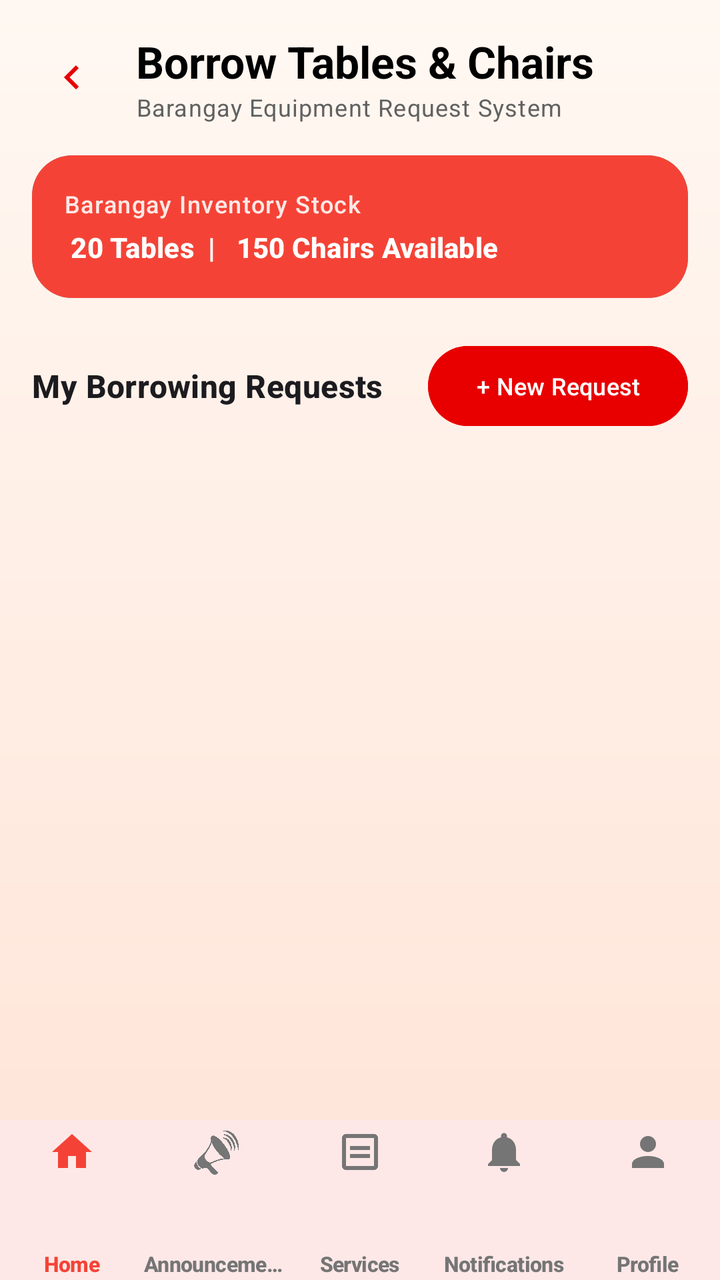
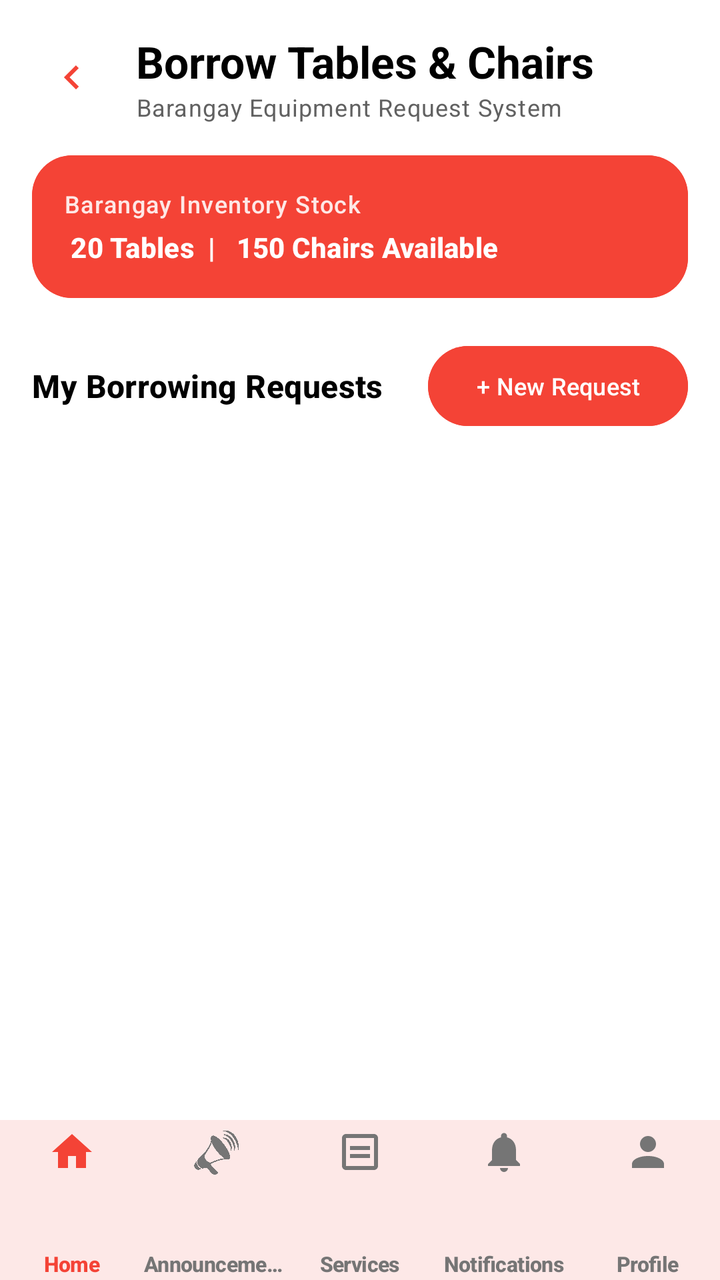

The first picture is an Android layout as it rendered before a commit; the second is the same layout after the commit. The layout source and the unified diff follow.
<!-- AndroidManifest.xml: application theme Theme.IServeKo -->
<!-- res/layout/activity_borrow_resident.xml -->
<?xml version="1.0" encoding="utf-8"?>
<androidx.coordinatorlayout.widget.CoordinatorLayout xmlns:android="http://schemas.android.com/apk/res/android"
    xmlns:app="http://schemas.android.com/apk/res-auto"
    xmlns:tools="http://schemas.android.com/tools"
    android:id="@+id/main"
    android:layout_width="match_parent"
    android:layout_height="match_parent"
    android:background="@drawable/designbrg_v2"
    tools:context=".BorrowResidentActivity">

    <com.google.android.material.appbar.AppBarLayout
        android:layout_width="match_parent"
        android:layout_height="wrap_content"
        android:background="@android:color/transparent"
        app:elevation="0dp"
        app:liftOnScroll="false">

        <RelativeLayout
            android:layout_width="match_parent"
            android:layout_height="wrap_content"
            android:padding="16dp">

            <ImageView
                android:id="@+id/btnBack"
                android:layout_width="40dp"
                android:layout_height="40dp"
                android:layout_centerVertical="true"
                android:background="?attr/selectableItemBackgroundBorderless"
                android:clickable="true"
                android:contentDescription="@string/back_label"
                android:focusable="true"
                android:padding="8dp"
                android:rotation="180"
                app:srcCompat="@drawable/ic_arrow_next"
                app:tint="#E80000" />

            <LinearLayout
                android:layout_width="wrap_content"
                android:layout_height="wrap_content"
                android:layout_centerVertical="true"
                android:layout_marginStart="12dp"
                android:layout_toEndOf="@id/btnBack"
                android:orientation="vertical">

                <TextView
                    android:layout_width="wrap_content"
                    android:layout_height="wrap_content"
                    android:text="Borrow Tables &amp; Chairs"
                    android:textAppearance="@style/TextAppearance.Material3.TitleLarge"
                    android:textColor="@color/black"
                    android:textStyle="bold" />

                <TextView
                    android:layout_width="wrap_content"
                    android:layout_height="wrap_content"
                    android:text="Barangay Equipment Request System"
                    android:textAppearance="@style/TextAppearance.Material3.BodySmall"
                    android:textColor="@color/onSurfaceVariant" />
            </LinearLayout>

        </RelativeLayout>

    </com.google.android.material.appbar.AppBarLayout>

    <LinearLayout
        android:layout_width="match_parent"
        android:layout_height="match_parent"
        android:orientation="vertical"
        app:layout_behavior="@string/appbar_scrolling_view_behavior">

        
        <com.google.android.material.card.MaterialCardView
            style="?attr/materialCardViewFilledStyle"
            android:layout_width="match_parent"
            android:layout_height="wrap_content"
            android:layout_marginHorizontal="16dp"
            android:layout_marginBottom="12dp"
            app:cardBackgroundColor="#00CFEF"
            app:cardCornerRadius="20dp"
            app:strokeWidth="0dp">

            <LinearLayout
                android:layout_width="match_parent"
                android:layout_height="wrap_content"
                android:background="#F44336"
                android:gravity="center_vertical"
                android:orientation="horizontal"
                android:padding="16dp">

                <LinearLayout
                    android:layout_width="0dp"
                    android:layout_height="wrap_content"
                    android:layout_weight="1"
                    android:orientation="vertical">

                    <TextView
                        android:layout_width="wrap_content"
                        android:layout_height="wrap_content"
                        android:text="Barangay Inventory Stock"
                        android:textAppearance="@style/TextAppearance.Material3.LabelMedium"
                        android:textColor="#E0FFFFFF" />

                    <TextView
                        android:id="@+id/txtInventoryStatus"
                        android:layout_width="wrap_content"
                        android:layout_height="wrap_content"
                        android:layout_marginTop="4dp"
                        android:text=" 20 Tables  |   150 Chairs Available"
                        android:textAppearance="@style/TextAppearance.Material3.TitleSmall"
                        android:textColor="@color/white"
                        android:textStyle="bold" />
                </LinearLayout>

            </LinearLayout>

        </com.google.android.material.card.MaterialCardView>

        <RelativeLayout
            android:layout_width="match_parent"
            android:layout_height="wrap_content"
            android:paddingHorizontal="16dp"
            android:paddingVertical="8dp">

            <TextView
                android:layout_width="wrap_content"
                android:layout_height="wrap_content"
                android:layout_centerVertical="true"
                android:text="My Borrowing Requests"
                android:textAppearance="@style/TextAppearance.Material3.TitleMedium"
                android:textColor="@color/onSurface"
                android:textStyle="bold" />

            <com.google.android.material.button.MaterialButton
                android:id="@+id/btnNewBorrowRequest"
                android:layout_width="wrap_content"
                android:layout_height="wrap_content"
                android:layout_alignParentEnd="true"
                android:backgroundTint="#E80000"
                android:text="+ New Request"
                android:textColor="@color/white"
                android:textSize="12sp" />
        </RelativeLayout>

        <androidx.recyclerview.widget.RecyclerView
            android:id="@+id/recyclerViewBorrowRequests"
            android:layout_width="match_parent"
            android:layout_height="match_parent"
            android:clipToPadding="false"
            android:paddingBottom="80dp" />

    </LinearLayout>

    <com.google.android.material.bottomnavigation.BottomNavigationView
        android:id="@+id/bottomNavigation"
        android:layout_width="match_parent"
        android:layout_height="wrap_content"
        android:layout_gravity="bottom"
        android:background="@color/white"
        app:elevation="8dp"
        app:itemIconTint="@color/nav_item_color"
        app:itemPaddingBottom="4dp"
        app:itemPaddingTop="4dp"
        app:itemRippleColor="#33F44336"
        app:itemTextAppearanceActive="@style/BottomNavText"
        app:itemTextAppearanceInactive="@style/BottomNavText"
        app:itemTextColor="@color/nav_item_color"
        app:labelVisibilityMode="labeled"
        app:menu="@menu/bottom_nav_menu" />

</androidx.coordinatorlayout.widget.CoordinatorLayout>
<!-- resources referenced by this layout -->
<resources>
  <color name="black">#FF000000</color>
  <color name="onSurface">#1C1B1F</color>
  <color name="onSurfaceVariant">#616161</color>
  <color name="white">#FFFFFFFF</color>
  <!-- drawable designbrg_v2 (drawable) -->
  <?xml version="1.0" encoding="utf-8"?>
  <shape xmlns:android="http://schemas.android.com/apk/res/android">
      <gradient android:type = "linear" android:angle="100"
          android:startColor="#FFF8F2" android:endColor="#FFE3D6"/>
  </shape>
  <!-- drawable ic_arrow_next (drawable) -->
  <vector xmlns:android="http://schemas.android.com/apk/res/android"
      android:width="24dp"
      android:height="24dp"
      android:viewportWidth="24"
      android:viewportHeight="24">
      <path
          android:fillColor="#FF000000"
          android:pathData="M8.59,16.59L13.17,12L8.59,7.41L10,6L16,12L10,18L8.59,16.59Z"/>
  </vector>
  <string name="back_label">← Back</string>
  <style name="BottomNavText" parent="TextAppearance.Material3.LabelSmall">
          <item name="android:textSize">10.5sp</item>
          <item name="android:textStyle">bold</item>
          <item name="android:includeFontPadding">false</item>
          <item name="android:letterSpacing">-0.02</item>
      </style>
  <style name="Theme.IServeKo" parent="Base.Theme.IServeKo" />
  <style name="Base.Theme.IServeKo" parent="Theme.Material3.DayNight.NoActionBar">
          <item name="colorPrimary">@color/primary</item>
          <item name="colorOnPrimary">@color/onPrimary</item>
          <item name="colorPrimaryContainer">@color/primaryContainer</item>
          <item name="colorOnPrimaryContainer">@color/onPrimaryContainer</item>
  
          <item name="colorSecondary">@color/secondary</item>
          <item name="colorOnSecondary">@color/onSecondary</item>
          <item name="colorSecondaryContainer">@color/secondaryContainer</item>
          <item name="colorOnSecondaryContainer">@color/onSecondaryContainer</item>
  
          <item name="android:colorBackground">@color/white</item>
          <item name="colorSurface">@color/surface</item>
          <item name="colorOnSurface">@color/onSurface</item>
          <item name="colorSurfaceVariant">@color/surfaceVariant</item>
          <item name="colorOnSurfaceVariant">@color/onSurfaceVariant</item>
  
          <item name="android:statusBarColor">#F44336</item>
          <item name="android:windowLightStatusBar">false</item>
          <item name="android:navigationBarColor">@color/white</item>
      </style>
  <color name="primary">#F44336</color>
  <color name="onPrimary">#FFFFFF</color>
  <color name="primaryContainer">#FFEBEE</color>
  <color name="onPrimaryContainer">#C62828</color>
  <color name="secondary">#F44336</color>
  <color name="onSecondary">#FFFFFF</color>
  <color name="secondaryContainer">#FFEBEE</color>
  <color name="onSecondaryContainer">#C62828</color>
  <color name="surface">#FFFFFF</color>
  <color name="surfaceVariant">#F5F5F5</color>
</resources>

<!-- the commit's change to res/layout/activity_borrow_resident.xml (unified diff, before → after) -->
@@ -32,7 +32,7 @@
                 android:padding="8dp"
                 android:rotation="180"
                 app:srcCompat="@drawable/ic_arrow_next"
-                app:tint="#E80000" />
+                app:tint="#F44336" />
 
             <LinearLayout
                 android:layout_width="wrap_content"
@@ -75,7 +75,7 @@
             android:layout_height="wrap_content"
             android:layout_marginHorizontal="16dp"
             android:layout_marginBottom="12dp"
-            app:cardBackgroundColor="#00CFEF"
+            app:cardBackgroundColor="#F44336"
             app:cardCornerRadius="20dp"
             app:strokeWidth="0dp">
 
@@ -135,7 +135,7 @@
                 android:layout_width="wrap_content"
                 android:layout_height="wrap_content"
                 android:layout_alignParentEnd="true"
-                android:backgroundTint="#E80000"
+                android:backgroundTint="#F44336"
                 android:text="+ New Request"
                 android:textColor="@color/white"
                 android:textSize="12sp" />
<!-- resource entries referenced after the edit -->
@@ -1,14 +1,13 @@
 <!-- resources referenced by this layout -->
 <resources>
   <color name="black">#FF000000</color>
-  <color name="onSurface">#1C1B1F</color>
+  <color name="onSurface">#FF000000</color>
   <color name="onSurfaceVariant">#616161</color>
   <color name="white">#FFFFFFFF</color>
   <!-- drawable designbrg_v2 (drawable) -->
   <?xml version="1.0" encoding="utf-8"?>
   <shape xmlns:android="http://schemas.android.com/apk/res/android">
-      <gradient android:type = "linear" android:angle="100"
-          android:startColor="#FFF8F2" android:endColor="#FFE3D6"/>
+       <solid android:color="#FFFFFFFF"/>
   </shape>
   <!-- drawable ic_arrow_next (drawable) -->
   <vector xmlns:android="http://schemas.android.com/apk/res/android"
@@ -50,14 +49,14 @@
           <item name="android:navigationBarColor">@color/white</item>
       </style>
   <color name="primary">#F44336</color>
-  <color name="onPrimary">#FFFFFF</color>
+  <color name="onPrimary">#FFFFFFFF</color>
   <color name="primaryContainer">#FFEBEE</color>
-  <color name="onPrimaryContainer">#C62828</color>
+  <color name="onPrimaryContainer">#F44336</color>
   <color name="secondary">#F44336</color>
-  <color name="onSecondary">#FFFFFF</color>
+  <color name="onSecondary">#FFFFFFFF</color>
   <color name="secondaryContainer">#FFEBEE</color>
-  <color name="onSecondaryContainer">#C62828</color>
-  <color name="surface">#FFFFFF</color>
+  <color name="onSecondaryContainer">#F44336</color>
+  <color name="surface">#FFFFFFFF</color>
   <color name="surfaceVariant">#F5F5F5</color>
 </resources>
 
